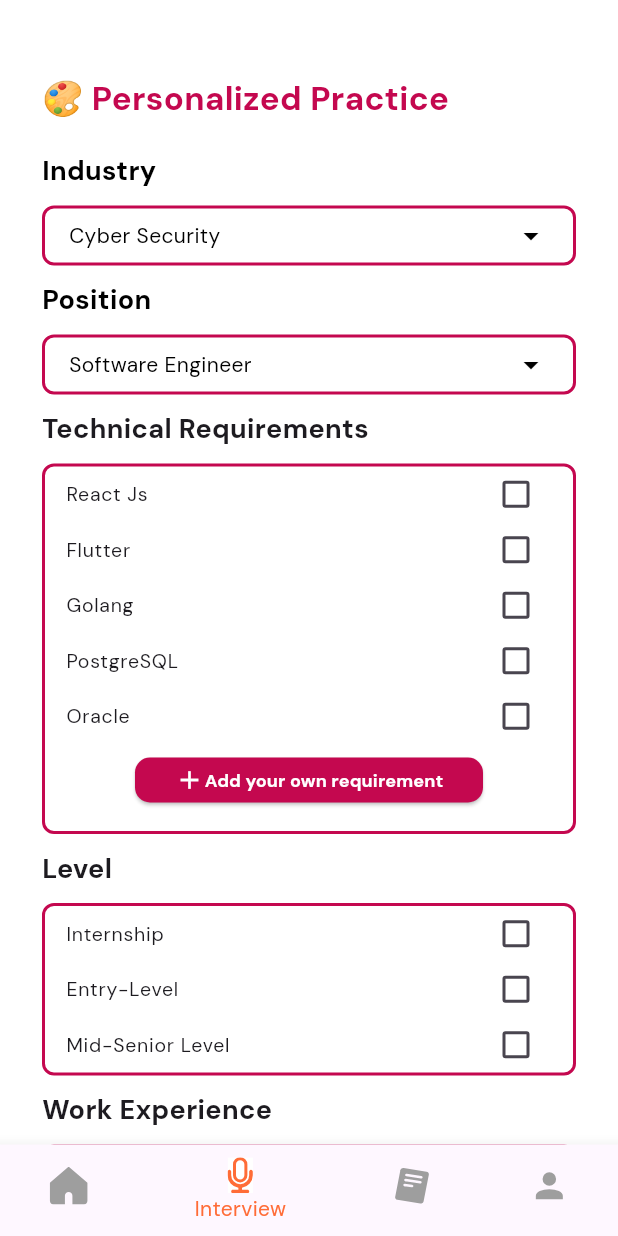
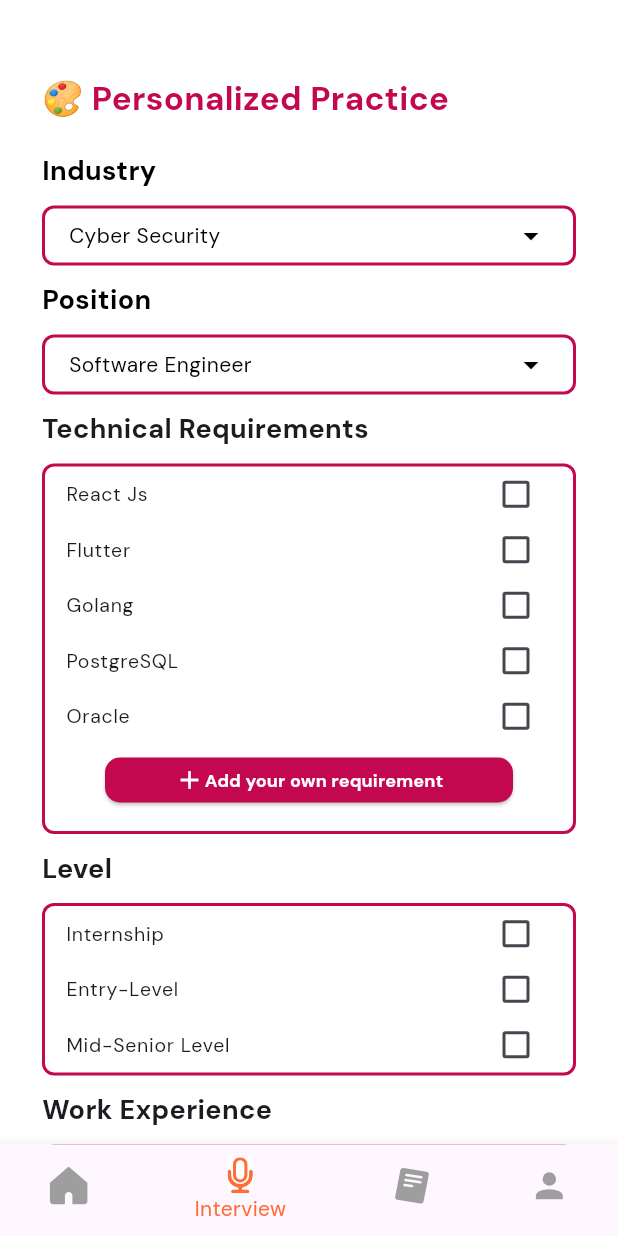
Before and after one commit to gnlehc/Preform, a Flutter app: the screen it shows after launch, item 2 of the bottom bar chosen, after a tap on "Customize now!", on a phone screen of 412 x 824 dp. Run offline on Flutter 3.47's test engine with Material 3 defaults, Android fonts, the phone set to English and light mode, and no system bars; our stand-ins replace audioplayers, file_picker, firebase_auth, firebase_core, firebase_database, flutter_svg and 6 more; missing offline and left inert: text_to_speech; accounts and stored records are empty.

Commit message:
fix little things

```diff
--- /dev/null
+++ b/devtools_options.yaml
@@ -0,0 +1 @@
+extensions:
--- a/lib/pages/explore_interview_page.dart
+++ b/lib/pages/explore_interview_page.dart
@@ -109,6 +109,7 @@ class _ExploreInterviewPageState extends State<ExploreInterviewPage> {
                                   fontWeight: FontWeight.bold,
                                   color: Colors.white,
                                 ),
+                                textAlign: TextAlign.center,
                               ),
                             ),
 
--- a/lib/pages/interview_page.dart
+++ b/lib/pages/interview_page.dart
@@ -238,9 +238,9 @@ class _InterviewPageState extends State<InterviewPage> {
                       },
                     ),
                     Container(
-                      alignment: Alignment.bottomRight,
+                      alignment: Alignment.center,
                       child: Padding(
-                        padding: const EdgeInsets.only(left: 60, right: 60, bottom : 10),
+                        padding: const EdgeInsets.only(left: 40, right: 40, bottom : 10),
                         child: ElevatedButton(
                           onPressed: () {},
                           style: ElevatedButton.styleFrom(
@@ -368,7 +368,7 @@ class _InterviewPageState extends State<InterviewPage> {
                       'Start Now',
                       style: TextStyle(
                           fontWeight: FontWeight.bold,
-                          fontSize: 12,
+                          fontSize: 16,
                           color: Colors.white),
                       textAlign: TextAlign.center,
                     ),
--- a/lib/pages/record.dart
+++ b/lib/pages/record.dart
@@ -69,7 +69,7 @@ class RecordPageState extends State<RecordPage> {
   }
 
   void _initVideoPlayer() {
-    _controller = VideoPlayerController.asset('assets/img/viddd.mp4')
+    _controller = VideoPlayerController.asset('assets/img/interviewerdummy.mp4')
       ..initialize().then((_) {
         setState(() {});
       });
--- a/lib/widgets/ExploreMockInterviewCard.dart
+++ b/lib/widgets/ExploreMockInterviewCard.dart
@@ -77,7 +77,7 @@ class _ExploreMockInterviewCardState extends State<ExploreMockInterviewCard> {
                                     ),
                                     child: const Text(
                                       'HR Interview',
-                                      style: TextStyle(fontSize: 8),
+                                      style: TextStyle(fontSize: 7),
                                     ),
                                   ),
                                 ),
@@ -100,7 +100,7 @@ class _ExploreMockInterviewCardState extends State<ExploreMockInterviewCard> {
                                     ),
                                     child: const Text(
                                       'Entry Level',
-                                      style: TextStyle(fontSize: 9),
+                                      style: TextStyle(fontSize: 7),
                                     ),
                                   ),
                                 ),
@@ -279,7 +279,7 @@ class _ExploreMockInterviewCardState extends State<ExploreMockInterviewCard> {
                                     ),
                                     child: const Text(
                                       'HR Interview',
-                                      style: TextStyle(fontSize: 8),
+                                      style: TextStyle(fontSize: 7),
                                     ),
                                   ),
                                 ),
@@ -302,7 +302,7 @@ class _ExploreMockInterviewCardState extends State<ExploreMockInterviewCard> {
                                     ),
                                     child: const Text(
                                       'Entry Level',
-                                      style: TextStyle(fontSize: 9),
+                                      style: TextStyle(fontSize: 7),
                                     ),
                                   ),
                                 ),
--- a/lib/widgets/dashboardwidget.dart
+++ b/lib/widgets/dashboardwidget.dart
@@ -95,7 +95,7 @@ class DashboardWidget extends StatelessWidget {
                         ),
                         textAlign: TextAlign.center,
                       ),
-                      const SizedBox(width: 35),
+                      const SizedBox(width: 30),
                       const Text(
                         "100/100",
                         style: TextStyle(
--- a/pubspec.yaml
+++ b/pubspec.yaml
@@ -139,6 +139,7 @@ flutter:
     - assets/img/logopreform.png
     - assets/img/filter.png
     - assets/img/viddd.mp4
+    - assets/img/interviewerdummy.mp4
 
 
   # To add assets to your application, add an assets section, like this:
```
Also changed, not shown: 1 other file.
